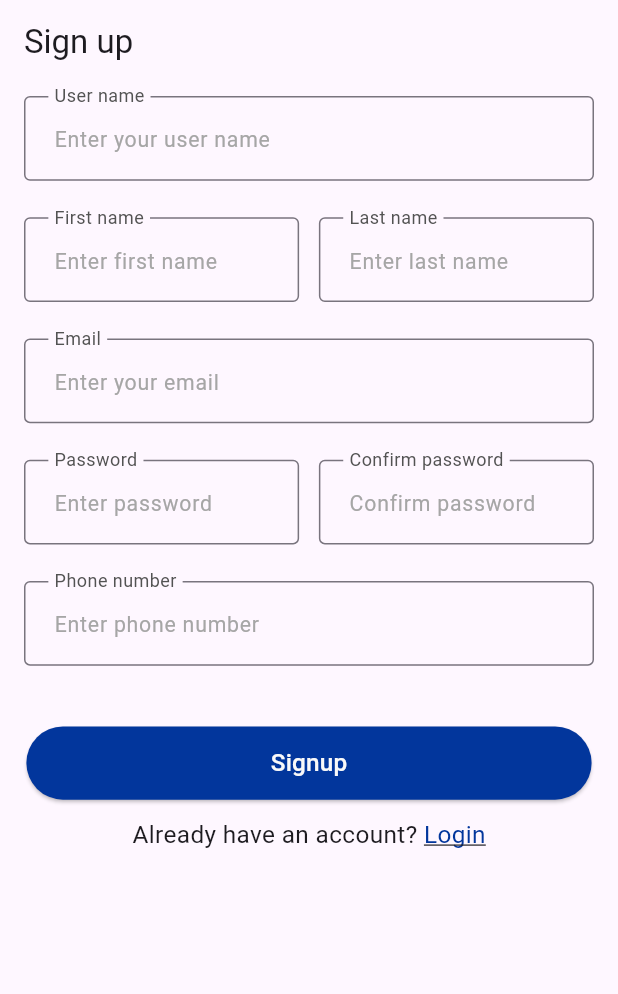
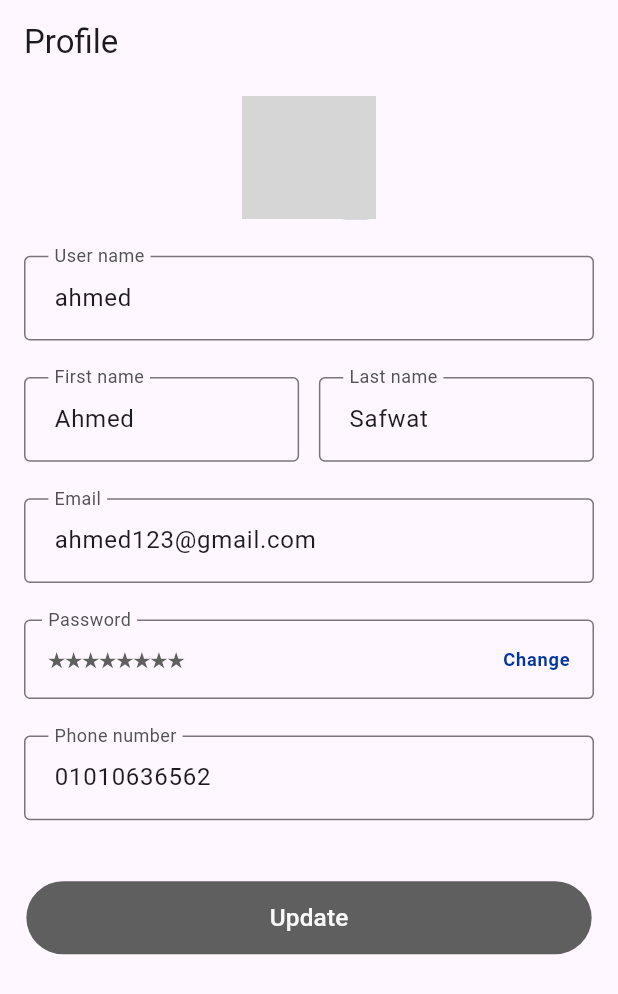
Before and after one commit to Ammar720/exam, a Flutter app: the screen it shows after launch, on a phone screen of 412 x 824 dp. Shown: the top 994 px of the screen. Run offline on Flutter 3.47's test engine with Material 3 defaults, Android fonts, the phone set to English and light mode, and no system bars; our stand-ins replace flutter_screenutil; network calls fail; grey boxes are pictures that could not be loaded.

Commit message:
Finish Profile Screen UI

```diff
--- a/lib/core/resources/app_theme.dart
+++ b/lib/core/resources/app_theme.dart
@@ -2,11 +2,13 @@ import 'package:flutter/material.dart';
 
 class AppTheme {
   static const Color blue = Color(0xff02369C);
+  static const Color liteBlue = Color(0xff5679BD);
   static const Color white = Color(0xffF9F9F9);
   static const Color black = Color(0xff0F0F0F);
   static const Color gray = Color(0xff535353);
+  static const Color lightGray = Color(0xff5F5F5F);
   static const Color error = Color(0xffCC1010);
-  static const Color sucess = Color(0xff11CE19);
+  static const Color success = Color(0xff11CE19);
   static const Color lightBlue = Color(0xffEDEFF3);
   static const Color lightRed = Color(0xffF8D2D2);
   static const Color placeHolder = Color(0xffA6A6A6);
--- /dev/null
+++ b/lib/features/auth/data/models/user_model.dart
@@ -0,0 +1,49 @@
+class UserModel {
+  final String? username;
+  final String? firstName;
+  final String? lastName;
+  final String? email;
+  final String? phone;
+  final String? role;
+  final bool? isVerified;
+  final String? id;
+  final DateTime? createdAt;
+
+  const UserModel({
+    this.username,
+    this.firstName,
+    this.lastName,
+    this.email,
+    this.phone,
+    this.role,
+    this.isVerified,
+    this.id,
+    this.createdAt,
+  });
+
+  factory UserModel.fromJson(Map<String, dynamic> json) => UserModel(
+        username: json['username'] as String?,
+        firstName: json['firstName'] as String?,
+        lastName: json['lastName'] as String?,
+        email: json['email'] as String?,
+        phone: json['phone'] as String?,
+        role: json['role'] as String?,
+        isVerified: json['isVerified'] as bool?,
+        id: json['_id'] as String?,
+        createdAt: json['createdAt'] == null
+            ? null
+            : DateTime.parse(json['createdAt'] as String),
+      );
+
+  Map<String, dynamic> toJson() => {
+        'username': username,
+        'firstName': firstName,
+        'lastName': lastName,
+        'email': email,
+        'phone': phone,
+        'role': role,
+        'isVerified': isVerified,
+        '_id': id,
+        'createdAt': createdAt?.toIso8601String(),
+      };
+}
--- /dev/null
+++ b/lib/features/profile/presentation/screens/profile_screen.dart
@@ -0,0 +1,268 @@
+import 'package:exam/core/resources/app_theme.dart';
+import 'package:exam/core/utils/validator.dart';
+import 'package:exam/features/auth/data/models/user_model.dart';
+import 'package:exam/features/profile/presentation/screens/reset_password_screen.dart';
+import 'package:flutter/material.dart';
+import 'package:flutter_screenutil/flutter_screenutil.dart';
+
+class ProfileScreen extends StatefulWidget {
+  static const String routeName = '/profile';
+  const ProfileScreen({super.key, required this.user});
+  final UserModel user;
+  @override
+  State<ProfileScreen> createState() => _ProfileScreenState();
+}
+
+class _ProfileScreenState extends State<ProfileScreen> {
+  final _formKey = GlobalKey<FormState>();
+
+  final TextEditingController _userNameController = TextEditingController();
+  final TextEditingController _firstNameController = TextEditingController();
+  final TextEditingController _lastNameController = TextEditingController();
+  final TextEditingController _emailController = TextEditingController();
+  final TextEditingController _phoneNumberController = TextEditingController();
+
+  bool _isButtonEnabled = false;
+
+  @override
+  void initState() {
+    super.initState();
+
+    _userNameController.text = widget.user.username!;
+    _firstNameController.text = widget.user.firstName!;
+    _lastNameController.text = widget.user.lastName!;
+    _emailController.text = widget.user.email!;
+    _phoneNumberController.text = widget.user.phone!;
+
+    _userNameController.addListener(_checkIfEdited);
+    _firstNameController.addListener(_checkIfEdited);
+    _lastNameController.addListener(_checkIfEdited);
+    _emailController.addListener(_checkIfEdited);
+    _phoneNumberController.addListener(_checkIfEdited);
+  }
+
+  void _checkIfEdited() {
+    setState(() {
+      _isButtonEnabled = _userNameController.text != widget.user.username ||
+          _firstNameController.text != widget.user.firstName ||
+          _lastNameController.text != widget.user.lastName ||
+          _emailController.text != widget.user.email ||
+          _phoneNumberController.text != widget.user.phone;
+    });
+  }
+
+  void _submitForm() {
+    if (_formKey.currentState!.validate()) {
+      ScaffoldMessenger.of(context).showSnackBar(
+        const SnackBar(content: Text('Profile Updated Successfully!')),
+      );
+    }
+  }
+
+  @override
+  Widget build(BuildContext context) {
+    final TextStyle labelTextStyle = TextStyle(
+      color: AppTheme.gray,
+      letterSpacing: 0.4.sp,
+    );
+    final TextStyle hintTextStyle = TextStyle(
+      color: AppTheme.placeHolder,
+      fontSize: 14.sp,
+      letterSpacing: 0.5.sp,
+    );
+    return Scaffold(
+      appBar: AppBar(
+        centerTitle: false,
+        title: const Text('Profile'),
+      ),
+      body: SingleChildScrollView(
+        child: Padding(
+          padding: const EdgeInsets.symmetric(horizontal: 16.0, vertical: 8),
+          child: Column(
+            crossAxisAlignment: CrossAxisAlignment.center,
+            children: [
+              Stack(
+                alignment: Alignment.bottomRight,
+                children: [
+                  ClipRRect(
+                    borderRadius: BorderRadius.all(Radius.circular(81.r)),
+                    child: Image.network(
+                      'https://media.istockphoto.com/id/1388253782/photo/positive-successful-millennial-business-professional-man-head-shot-portrait.jpg?b=1&s=612x612&w=0&k=20&c=VsTsa0kjyZ7ALe-nyKAUfynyRxZo8H4LRMdu_ecPuOY=',
+                      width: 81.w,
+                      height: 81.h,
+                      fit: BoxFit.cover,
+                    ),
+                  ),
+                  InkWell(
+                    onTap: () {},
+                    child: Container(
+                      width: 24.w,
+                      height: 24.h,
+                      decoration: BoxDecoration(
+                          color: AppTheme.liteBlue,
+                          borderRadius: BorderRadius.all(Radius.circular(6.r))),
+                      child: Icon(
+                        Icons.photo_camera_outlined,
+                        color: AppTheme.white,
+                        size: 16.sp,
+                      ),
+                    ),
+                  )
+                ],
+              ),
+              SizedBox(height: 24.h),
+              Form(
+                key: _formKey,
+                child: Column(
+                  children: [
+                    TextFormField(
+                      controller: _userNameController,
+                      validator: Validator.validateUsername,
+                      // initialValue: _userNameController.text,
+                      decoration: InputDecoration(
+                        labelText: 'User name',
+                        labelStyle: labelTextStyle,
+                        border: const OutlineInputBorder(),
+                        floatingLabelBehavior: FloatingLabelBehavior.always,
+                        hintText: 'Enter your user name',
+                        hintStyle: hintTextStyle,
+                        contentPadding: EdgeInsets.all(16.sp),
+                      ),
+                    ),
+                    SizedBox(height: 24.h),
+                    Row(
+                      spacing: 12.w,
+                      children: [
+                        Expanded(
+                          child: TextFormField(
+                            controller: _firstNameController,
+                            validator: Validator.validateFirstName,
+                            decoration: InputDecoration(
+                              labelText: 'First name',
+                              labelStyle: labelTextStyle,
+                              border: const OutlineInputBorder(),
+                              floatingLabelBehavior:
+                                  FloatingLabelBehavior.always,
+                              hintText: 'Enter first name',
+                              hintStyle: hintTextStyle,
+                              contentPadding: EdgeInsets.all(16.sp),
+                            ),
+                          ),
+                        ),
+                        Expanded(
+                          child: TextFormField(
+                            controller: _lastNameController,
+                            validator: Validator.validateLastName,
+                            decoration: InputDecoration(
+                              labelText: 'Last name',
+                              labelStyle: labelTextStyle,
+                              border: const OutlineInputBorder(),
+                              floatingLabelBehavior:
+                                  FloatingLabelBehavior.always,
+                              hintText: 'Enter last name',
+                              hintStyle: hintTextStyle,
+                              contentPadding: EdgeInsets.all(16.sp),
+                            ),
+                          ),
+                        ),
+                      ],
+                    ),
+                    SizedBox(height: 24.h),
+                    TextFormField(
+                      controller: _emailController,
+                      validator: Validator.validateEmail,
+                      decoration: InputDecoration(
+                        labelText: 'Email',
+                        labelStyle: labelTextStyle,
+                        border: const OutlineInputBorder(),
+                        floatingLabelBehavior: FloatingLabelBehavior.always,
+                        hintText: 'Enter your email',
+                        hintStyle: hintTextStyle,
+                        contentPadding: EdgeInsets.all(16.sp),
+                      ),
+                    ),
+                    SizedBox(height: 24.h),
+                    TextFormField(
+                      validator: Validator.validatePassword,
+                      initialValue: 'Password',
+                      readOnly: true,
+                      decoration: InputDecoration(
+                        alignLabelWithHint: true,
+                        labelText: 'Password',
+                        labelStyle: labelTextStyle,
+                        border: const OutlineInputBorder(),
+                        floatingLabelBehavior: FloatingLabelBehavior.always,
+                        hintText: 'Enter password',
+                        hintStyle: hintTextStyle,
+                        suffix: GestureDetector(
+                          onTap: () {
+                            Navigator.pushNamed(
+                                context, ResetPasswordScreen.routeName);
+                          },
+                          child: Text(
+                            'Change',
+                            style: TextStyle(
+                              fontSize: 12.sp,
+                              color: AppTheme.blue,
+                            ),
+                          ),
+                        ),
+                      ),
+                      keyboardType: TextInputType.visiblePassword,
+                      obscureText: true,
+                      obscuringCharacter: '★',
+                      style: TextStyle(
+                        fontSize: 12.sp,
+                        color: AppTheme.lightGray,
+                        fontWeight: FontWeight.w600,
+                      ),
+                    ),
+                    SizedBox(height: 24.h),
+                    TextFormField(
+                      validator: Validator.validatePhoneNumber,
+                      controller: _phoneNumberController,
+                      decoration: InputDecoration(
+                        labelText: 'Phone number',
+                        labelStyle: labelTextStyle,
+                        border: const OutlineInputBorder(),
+                        floatingLabelBehavior: FloatingLabelBehavior.always,
+                        hintText: 'Enter phone number',
+                        hintStyle: hintTextStyle,
+                        contentPadding: EdgeInsets.all(16.sp),
+                      ),
+                      keyboardType: TextInputType.phone,
+                    ),
+                    SizedBox(height: 40.h),
+                    ElevatedButton(
+                      style: ElevatedButton.styleFrom(
+                        disabledBackgroundColor: AppTheme.lightGray,
+                        backgroundColor: AppTheme.blue,
+                        fixedSize: Size(343.w, 48.h),
+                        shape: RoundedRectangleBorder(
+                          borderRadius: BorderRadius.circular(100.r),
+                        ),
+                        // backgroundColor:
+                        //     _isButtonEnabled ? AppTheme.gray : AppTheme.blue,
+                        padding: EdgeInsets.symmetric(
+                            horizontal: 24.w, vertical: 10.h),
+                      ),
+                      onPressed: _isButtonEnabled ? _submitForm : null,
+                      child: Text(
+                        'Update',
+                        style: TextStyle(
+                          color: AppTheme.white,
+                          fontSize: 16.sp,
+                          fontWeight: FontWeight.w500,
+                        ),
+                      ),
+                    ),
+                  ],
+                ),
+              ),
+            ],
+          ),
+        ),
+      ),
+    );
+  }
+}
--- a/lib/main.dart
+++ b/lib/main.dart
@@ -1,5 +1,9 @@
+import 'package:exam/features/auth/data/models/user_model.dart';
 import 'package:exam/features/auth/presentation/screens/login.dart';
 import 'package:exam/features/auth/presentation/screens/register_screen.dart';
+import 'package:exam/features/profile/presentation/screens/profile_screen.dart';
+import 'package:exam/features/profile/presentation/screens/reset_password_screen.dart';
+
 import 'package:flutter/material.dart';
 import 'package:flutter_screenutil/flutter_screenutil.dart';
 
@@ -12,6 +16,17 @@ class Exam extends StatelessWidget {
 
   @override
   Widget build(BuildContext context) {
+    final UserModel user = UserModel(
+        username: 'ahmed',
+        email: 'ahmed123@gmail.com',
+        createdAt: DateTime.now(),
+        firstName: 'Ahmed',
+        id: '12345',
+        isVerified: true,
+        lastName: 'Safwat',
+        phone: '01010636562',
+        role: 'admin');
+
     return ScreenUtilInit(
       designSize: const Size(375, 812),
       minTextAdapt: true,
@@ -21,8 +36,11 @@ class Exam extends StatelessWidget {
         routes: {
           Login.routeName: (context) => const Login(),
           RegisterScreen.routeName: (context) => const RegisterScreen(),
+          ProfileScreen.routeName: (context) => ProfileScreen(user: user),
+          ResetPasswordScreen.routeName: (context) =>
+              const ResetPasswordScreen(),
         },
-        initialRoute: RegisterScreen.routeName,
+        initialRoute: ProfileScreen.routeName,
       ),
     );
   }
```
Also changed, not shown: lib/features/auth/data/models/register_response.dart (added, +25 -0 lines), lib/features/profile/presentation/screens/reset_password_screen.dart (added, +136 -0 lines), lib/features/auth/presentation/screens/forget_password.dart (line endings or trailing spaces).
